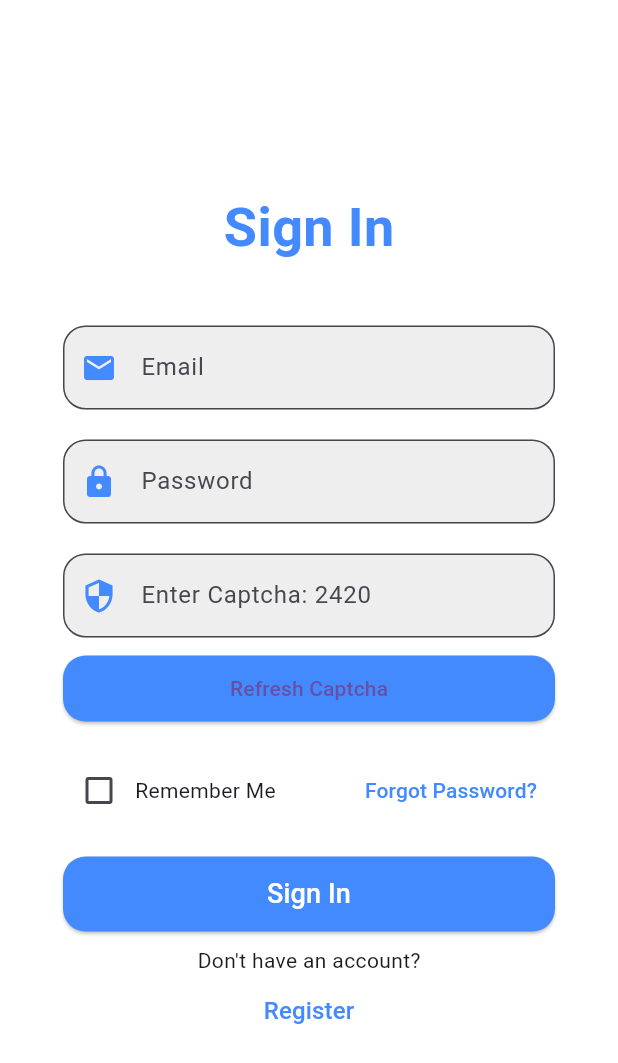
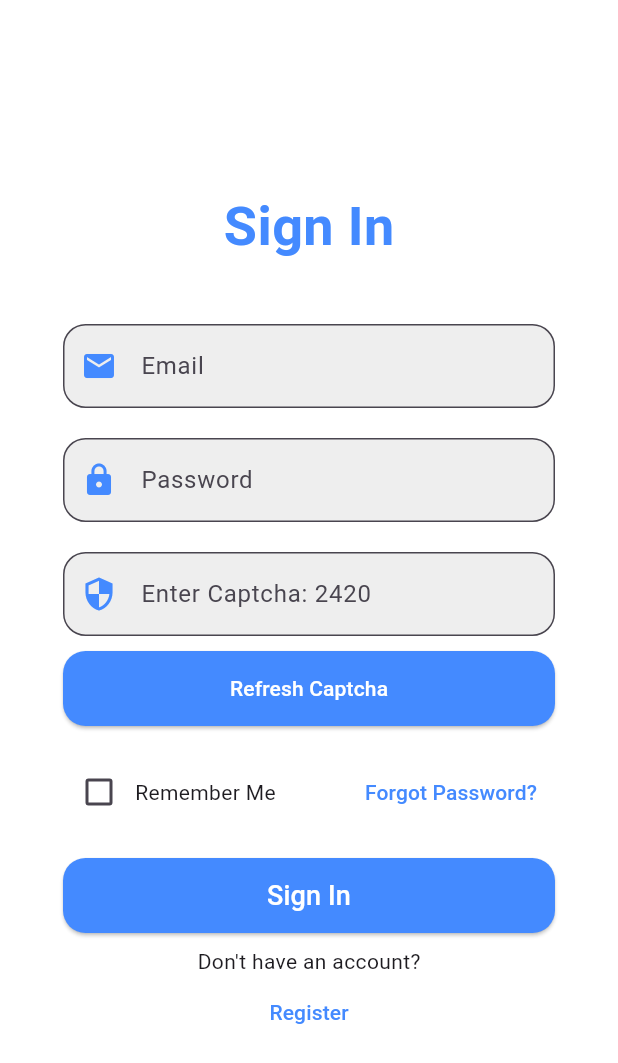
Before and after one commit to syedaleez/parking_system, a Flutter app: the RegistrationScreen screen opened by its route, after a tap on "Already have an account? Sign In", on a phone screen of 412 x 824 dp. Shown: the top 1063 px of the screen. Run offline on Flutter 3.47's test engine with Material 3 defaults, Android fonts, the light colour scheme and no system bars; our stand-ins replace cloud_firestore, firebase_auth, firebase_core, flutter_bloc, shared_preferences; accounts and stored records are empty.

Commit message:
designing of login and register page custom widgets made for buttons and textfields

```diff
--- /dev/null
+++ b/lib/screens/custom_widges/custom_elevatedButton.dart
@@ -0,0 +1,48 @@
+import 'package:flutter/material.dart';
+
+class CustomElevatedButton extends StatelessWidget {
+  final VoidCallback? onPressed; // Action to perform when the button is pressed
+  final String text; // Button text
+  final bool isLoading; // Indicates if the button is in a loading state
+  final Color backgroundColor; // Button background color
+  final double fontSize; // Font size for the text
+
+  const CustomElevatedButton({
+    Key? key,
+    required this.onPressed,
+    required this.text,
+    this.isLoading = false, // Default to not loading
+    this.backgroundColor = Colors.blueAccent, // Default background color
+    this.fontSize = 18.0, // Default font size
+  }) : super(key: key);
+
+  @override
+  Widget build(BuildContext context) {
+    return ElevatedButton(
+      onPressed: isLoading ? null : onPressed, // Disable button when loading
+      style: ElevatedButton.styleFrom(
+        minimumSize: const Size(double.infinity, 50), // Full-width button
+        backgroundColor: backgroundColor,
+        shape: RoundedRectangleBorder(
+          borderRadius: BorderRadius.circular(15),
+        ),
+      ),
+      child: isLoading
+          ? const SizedBox(
+              height: 24,
+              width: 24,
+              child: CircularProgressIndicator(
+                color: Colors.white,
+                strokeWidth: 2.5, // Adjust spinner thickness
+              ),
+            )
+          : Text(
+              text,
+              style: TextStyle(
+                fontSize: fontSize,
+                color: Colors.white,
+              ),
+            ),
+    );
+  }
+}
--- /dev/null
+++ b/lib/screens/custom_widges/custom_snackbar.dart
@@ -0,0 +1,38 @@
+import 'package:flutter/material.dart';
+
+class CustomSnackBar {
+  static void show({
+    required BuildContext context,
+    required String message,
+    Color backgroundColor = Colors.green,
+    IconData? icon,
+    Duration duration = const Duration(seconds: 3),
+  }) {
+    final snackBar = SnackBar(
+      content: Row(
+        children: [
+          if (icon != null) ...[
+            Icon(icon, color: Colors.white),
+            SizedBox(width: 10),
+          ],
+          Expanded(
+            child: Text(
+              message,
+              style: TextStyle(color: Colors.white, fontSize: 16),
+            ),
+          ),
+        ],
+      ),
+      backgroundColor: backgroundColor,
+      behavior: SnackBarBehavior.floating,
+      shape: RoundedRectangleBorder(
+        borderRadius: BorderRadius.circular(10),
+      ),
+      duration: duration,
+      margin: EdgeInsets.all(15),
+      elevation: 6,
+    );
+
+    ScaffoldMessenger.of(context).showSnackBar(snackBar);
+  }
+}
--- /dev/null
+++ b/lib/screens/custom_widges/custom_textfield.dart
@@ -0,0 +1,39 @@
+import 'package:flutter/material.dart';
+
+class CustomTextField extends StatelessWidget {
+  final TextEditingController controller;
+  final String labelText;
+  final IconData icon;
+  final bool obscureText;
+  final TextInputType keyboardType;
+
+  const CustomTextField(
+      {Key? key,
+      required this.controller,
+      required this.labelText,
+      required this.icon,
+      this.obscureText = false,
+      this.keyboardType = TextInputType.text})
+      : super(key: key);
+
+  @override
+  Widget build(BuildContext context) {
+    return TextField(
+      controller: controller,
+      obscureText: obscureText,
+      keyboardType: keyboardType,
+      decoration: InputDecoration(
+        labelText: labelText,
+// obscureText:obscureText,
+        prefixIcon: Icon(icon, color: Colors.blueAccent),
+        border: OutlineInputBorder(
+          borderRadius: BorderRadius.circular(15),
+        ),
+        filled: true,
+        // obscureText:obscureText,
+
+        fillColor: Colors.grey[200],
+      ),
+    );
+  }
+}
--- a/lib/screens/signIn_signUp/SignInScreen.dart
+++ b/lib/screens/signIn_signUp/SignInScreen.dart
@@ -1,8 +1,11 @@
 ///newwwwwwwwwwwww
 import 'package:flutter/material.dart';
 import 'package:flutter_bloc/flutter_bloc.dart';
+import 'package:parking_system/screens/custom_widges/custom_elevatedButton.dart';
+import 'package:parking_system/screens/custom_widges/custom_textfield.dart';
 import 'package:shared_preferences/shared_preferences.dart';
 import '../../cubit/auth_cubit.dart';
+import '../custom_widges/custom_snackbar.dart';
 
 class SignInScreen extends StatefulWidget {
   @override
@@ -41,45 +44,59 @@ class _SignInScreenState extends State<SignInScreen> {
         child: BlocConsumer<AuthCubit, AuthState>(
           listener: (context, state) {
             if (state is AuthSuccess) {
-              ScaffoldMessenger.of(context).showSnackBar(
-                const SnackBar(
-                  content: Text('Login Successful!'),
+              // ScaffoldMessenger.of(context).showSnackBar(
+              //   const SnackBar(
+              //     content: Text('Login Successful!'),
+              //     backgroundColor: Colors.green,
+              //   ),
+              // );
+
+              CustomSnackBar.show(
+                context: context,
+                message: 'Login Successful!',
                 backgroundColor: Colors.green,
-                ),
+                icon: Icons.check_circle,
               );
               Navigator.pushReplacementNamed(context, '/home');
             } else if (_emailController.text == 'admin@gmail.com' &&
                 _passwordController.text == '11223344') {
               Navigator.pushReplacementNamed(context, '/admin_home');
             } else if (state is AuthFailure) {
-              ScaffoldMessenger.of(context).showSnackBar(
-                SnackBar(
-                  content: Row(
-                    children: [
-                      Icon(
-                        Icons.error_outline, // Error icon for visual emphasis
-                        color: Colors.white,
-                      ),
-                      SizedBox(width: 10), // Space between icon and text
-                      Expanded(
-                        child: Text(
-                          state.errorMessage,
-                          style: TextStyle(
-                              fontSize: 16), // Larger text for readability
-                        ),
-                      ),
-                    ],
-                  ),
-                  backgroundColor:
-                      Colors.red.shade700, // Deeper red for consistency
-                  behavior: SnackBarBehavior
-                      .floating, // Floating style for modern appearance
-                  shape: RoundedRectangleBorder(
-                    borderRadius: BorderRadius.circular(
-                        10), // Rounded corners for aesthetics
-                  ),
-                  duration: Duration(seconds: 4), // Display time
-                ),
+              // ScaffoldMessenger.of(context).showSnackBar(
+              //   SnackBar(
+              //     content: Row(
+              //       children: [
+              //         Icon(
+              //           Icons.error_outline, // Error icon for visual emphasis
+              //           color: Colors.white,
+              //         ),
+              //         SizedBox(width: 10), // Space between icon and text
+              //         Expanded(
+              //           child: Text(
+              //             state.errorMessage,
+              //             style: TextStyle(
+              //                 fontSize: 16), // Larger text for readability
+              //           ),
+              //         ),
+              //       ],
+              //     ),
+              //     backgroundColor:
+              //         Colors.red.shade700, // Deeper red for consistency
+              //     behavior: SnackBarBehavior
+              //         .floating, // Floating style for modern appearance
+              //     shape: RoundedRectangleBorder(
+              //       borderRadius: BorderRadius.circular(
+              //           10), // Rounded corners for aesthetics
+              //     ),
+              //     duration: Duration(seconds: 4), // Display time
+              //   ),
+              // );
+
+              CustomSnackBar.show(
+                context: context,
+                message: 'Fill all fields correctly',
+                backgroundColor: Colors.red,
+                icon: Icons.cancel,
               );
             }
           },
@@ -101,6 +118,8 @@ class _SignInScreenState extends State<SignInScreen> {
           //   }
           // },
           builder: (context, state) {
+            bool isLoading = state is AuthLoading;
+
             // Captcha value from state
             String captcha = (state is AuthInitial) ? state.captcha : '------';
             return Center(
@@ -160,41 +179,59 @@ class _SignInScreenState extends State<SignInScreen> {
                       const SizedBox(height: 20),
 
                       // Captcha TextField
-                      TextField(
+                      // TextField(
+                      //   controller: _captchaController,
+                      //   decoration: InputDecoration(
+                      //     labelText: 'Enter Captcha: $captcha',
+                      //     prefixIcon:
+                      //         Icon(Icons.security, color: Colors.blueAccent),
+                      //     border: OutlineInputBorder(
+                      //       borderRadius: BorderRadius.circular(15),
+                      //     ),
+                      //     filled: true,
+                      //     fillColor: Colors.grey[200],
+                      //   ),
+                      // ),
+
+                      CustomTextField(
                         controller: _captchaController,
-                        decoration: InputDecoration(
-                          labelText: 'Enter Captcha: $captcha',
-                          prefixIcon:
-                              Icon(Icons.security, color: Colors.blueAccent),
-                          border: OutlineInputBorder(
-                            borderRadius: BorderRadius.circular(15),
+                        labelText: 'Enter Captcha: $captcha ',
+                        icon: Icons.security,
+                        keyboardType: TextInputType.phone,
                       ),
-                          filled: true,
-                          fillColor: Colors.grey[200],
-                        ),
-                      ),
+
                       const SizedBox(height: 10),
 
                       // Refresh Captcha Button
-                      ElevatedButton(
+                      // ElevatedButton(
+                      //   onPressed: () {
+                      //     context.read<AuthCubit>().regenerateCaptcha();
+                      //   },
+                      //   style: ElevatedButton.styleFrom(
+                      //     backgroundColor: Colors.blueAccent,
+                      //     shape: RoundedRectangleBorder(
+                      //       borderRadius: BorderRadius.circular(15),
+                      //     ),
+                      //     padding: const EdgeInsets.symmetric(vertical: 12),
+                      //   ),
+                      //   child: Center(
+                      //     child: Container(
+                      //       padding: EdgeInsets.only(left: 4, right: 4),
+                      //       child: Text('Refresh Captcha',
+                      //           style: TextStyle(fontSize: 14)),
+                      //     ),
+                      //   ),
+                      // ),
+
+                      CustomElevatedButton(
                         onPressed: () {
                           context.read<AuthCubit>().regenerateCaptcha();
                         },
-                        style: ElevatedButton.styleFrom(
-                          backgroundColor: Colors.blueAccent,
-                          shape: RoundedRectangleBorder(
-                            borderRadius: BorderRadius.circular(15),
+                        text: 'Refresh Captcha',
+                        fontSize: 14,
+                        // textColor: const Color.fromARGB(255, 236, 228, 228),
                       ),
-                          padding: const EdgeInsets.symmetric(vertical: 12),
-                        ),
-                        child: Center(
-                          child: Container(
-                            padding: EdgeInsets.only(left: 4, right: 4),
-                            child: Text('Refresh Captcha',
-                                style: TextStyle(fontSize: 14)),
-                          ),
-                        ),
-                      ),
+
                       const SizedBox(height: 20),
 
                       // Remember Me and Forgot Password Row
@@ -228,36 +265,52 @@ class _SignInScreenState extends State<SignInScreen> {
                       const SizedBox(height: 20),
 
                       // Sign In Button
-                      ElevatedButton(
-                        onPressed: state is AuthLoading
-                            ? null
-                            : () {
+                      // ElevatedButton(
+                      //   onPressed: state is AuthLoading
+                      //       ? null
+                      //       : () {
+                      //           final email = _emailController.text;
+                      //           final password = _passwordController.text;
+                      //           final captchaInput = _captchaController.text;
+                      //           context.read<AuthCubit>().login(
+                      //               email, password, captchaInput, _rememberMe);
+                      //         },
+                      //   style: ElevatedButton.styleFrom(
+                      //     minimumSize: const Size(double.infinity, 50),
+                      //     backgroundColor: Colors.blueAccent,
+                      //     shape: RoundedRectangleBorder(
+                      //       borderRadius: BorderRadius.circular(15),
+                      //     ),
+                      //   ),
+                      //   child: state is AuthLoading
+                      //       ? const CircularProgressIndicator(
+                      //           color: Colors.white)
+                      //       : const Text(
+                      //           'Sign In',
+                      //           style: TextStyle(
+                      //               fontSize: 18, color: Colors.white),
+                      //         ),
+                      // ),
+
+                      CustomElevatedButton(
+                        onPressed: () {
                           final email = _emailController.text;
                           final password = _passwordController.text;
                           final captchaInput = _captchaController.text;
+
+                          // Call the login function from your Cubit
                           context.read<AuthCubit>().login(
                               email, password, captchaInput, _rememberMe);
                         },
-                        style: ElevatedButton.styleFrom(
-                          minimumSize: const Size(double.infinity, 50),
-                          backgroundColor: Colors.blueAccent,
-                          shape: RoundedRectangleBorder(
-                            borderRadius: BorderRadius.circular(15),
+                        text: 'Sign In',
+                        isLoading:
+                            isLoading, // Pass the loading state dynamically
                       ),
-                        ),
-                        child: state is AuthLoading
-                            ? const CircularProgressIndicator(
-                                color: Colors.white)
-                            : const Text(
-                                'Sign In',
-                                style: TextStyle(
-                                    fontSize: 18, color: Colors.white),
-                              ),
-                      ),
+
                       const SizedBox(height: 9),
 
                       // Register Option
-                      Center(child: Text("Don't have an account?")),
+                      const Center(child: Text("Don't have an account?")),
                       Center(
                         child: TextButton(
                           onPressed: () {
@@ -266,7 +319,6 @@ class _SignInScreenState extends State<SignInScreen> {
                           child: const Text(
                             'Register',
                             style: TextStyle(
-                              fontSize: 16,
                               color: Colors.blueAccent,
                             ),
                           ),
--- a/lib/screens/signIn_signUp/register_screen.dart
+++ b/lib/screens/signIn_signUp/register_screen.dart
@@ -1,6 +1,8 @@
 import 'package:flutter/material.dart';
 import 'package:flutter_bloc/flutter_bloc.dart';
 import 'package:parking_system/cubit/auth_cubit.dart';
+import 'package:parking_system/screens/custom_widges/custom_snackbar.dart';
+import 'package:parking_system/screens/custom_widges/custom_textfield.dart';
 import '../../cubit/register_cubit.dart'; // Ensure correct path
 
 class RegistrationScreen extends StatefulWidget {
@@ -15,6 +17,15 @@ class _RegistrationScreenState extends State<RegistrationScreen> {
   final _phoneController = TextEditingController();
   final _stateController = TextEditingController();
   bool _acceptedTerms = false;
+  String? _selectedState;
+  final List<String> states = [
+    'Calafornia',
+    'Texas',
+    'New York',
+    'Florida',
+    'Arizona',
+    'Ohio',
+  ];
 
   @override
   Widget build(BuildContext context) {
@@ -25,23 +36,29 @@ class _RegistrationScreenState extends State<RegistrationScreen> {
         child: BlocListener<RegisterCubit, RegisterState>(
           listener: (context, state) {
             if (state is RegisterSuccess) {
-              ScaffoldMessenger.of(context).showSnackBar(SnackBar(
-                content: Text('Registration Successful!'),
+              // ScaffoldMessenger.of(context).showSnackBar(SnackBar(
+              //   content: Text('Registration Successful!'),
+              //   backgroundColor: Colors.green,
+              // ));
+
+              CustomSnackBar.show(
+                context: context,
+                message: 'Registration Successful!',
                 backgroundColor: Colors.green,
-              ));
+                icon: Icons.check_circle,
+              );
+
               Navigator.pushReplacementNamed(
                   context, '/home'); // Navigate to home
-
-            }
-            else if (state is AdminAuthenticated){
+            } else if (state is AdminAuthenticated) {
               Navigator.pushReplacementNamed(context, '/admin_home');
-            }
-
-             else if (state is RegisterFailure) {
-              ScaffoldMessenger.of(context).showSnackBar(SnackBar(
-                content: Text(state.errorMessage),
+            } else if (state is RegisterFailure) {
+              CustomSnackBar.show(
+                context: context,
+                message: 'Registration Failed!',
                 backgroundColor: Colors.red,
-              ));
+                icon: Icons.cancel,
+              );
             }
           },
           child: SingleChildScrollView(
@@ -49,41 +66,72 @@ class _RegistrationScreenState extends State<RegistrationScreen> {
               crossAxisAlignment: CrossAxisAlignment.start,
               children: [
                 // Full Name
-                TextField(
-                  controller: _fullNameController,
-                  decoration: InputDecoration(labelText: 'Full Name'),
-                ),
+                // TextField(
+                //   controller: _fullNameController,
+                //   decoration: InputDecoration(labelText: 'Full Name'),
+                // ),
+
+                CustomTextField(
+                    controller: _fullNameController,
+                    labelText: 'Full Name',
+                    icon: Icons.person),
                 SizedBox(height: 10),
 
-                // Email
-                TextField(
-                  controller: _emailController,
-                  decoration: InputDecoration(labelText: 'Email'),
-                  keyboardType: TextInputType.emailAddress,
-                ),
+                CustomTextField(
+                    controller: _emailController,
+                    labelText: 'Email',
+                    icon: Icons.email),
                 SizedBox(height: 10),
 
-                // Password
-                TextField(
+                CustomTextField(
                   controller: _passwordController,
-                  decoration: InputDecoration(labelText: 'Password'),
+                  labelText: 'Password',
+                  icon: Icons.password,
                   obscureText: true,
                 ),
+
                 SizedBox(height: 10),
 
-                // Phone Number
-                TextField(
+                CustomTextField(
                   controller: _phoneController,
-                  decoration: InputDecoration(labelText: 'Phone Number'),
+                  labelText: 'Phone Number',
+                  icon: Icons.phone,
                   keyboardType: TextInputType.phone,
                 ),
                 SizedBox(height: 10),
 
                 // State
-                TextField(
-                  controller: _stateController,
-                  decoration: InputDecoration(labelText: 'State'),
-                ),
+                // TextField(
+                //   controller: _stateController,
+                //   decoration: InputDecoration(labelText: 'State'),
+                // ),
+
+// DropdownMenu(dropdownMenuEntries: dropdownMenuEntries)
+                DropdownButtonFormField<String>(
+                    value: _selectedState,
+                    onChanged: (value) {
+                      setState(() {
+                        _selectedState = value;
+                      });
+                    },
+                    items: states.map((state) {
+                      return DropdownMenuItem<String>(
+                        value: state,
+                        child: Text(state),
+                      );
+                    }).toList(),
+                    decoration: InputDecoration(
+                      labelText: 'State',
+                      fillColor: const Color.fromARGB(255, 199, 185, 185),
+                      prefixIcon:
+                          Icon(Icons.location_city, color: Colors.blueAccent),
+                      border: OutlineInputBorder(
+                        borderRadius: BorderRadius.circular(15),
+
+                        // hint: Text('Select a state'),
+                      ),
+                    )),
+
                 SizedBox(height: 10),
 
                 // Terms and Conditions Checkbox
@@ -137,7 +185,7 @@ class _RegistrationScreenState extends State<RegistrationScreen> {
                         //           style: TextStyle(fontSize: 18, color: Colors.white),
                         //         ),
                         // );
-//firebase Elevated button
+                        //firebase Elevated button
 
                         ElevatedButton(
                       onPressed: () {
@@ -145,7 +193,7 @@ class _RegistrationScreenState extends State<RegistrationScreen> {
                         final email = _emailController.text.trim();
                         final password = _passwordController.text.trim();
                         final phoneNumber = _phoneController.text.trim();
-                        final state = _stateController.text.trim();
+                        final state = _selectedState.toString();
 
                         context.read<RegisterCubit>().register(
                               fullName,
@@ -155,7 +203,7 @@ class _RegistrationScreenState extends State<RegistrationScreen> {
                               state,
                               _acceptedTerms, // Checkbox value
                             );
-                            print('user registered');
+                        print('user registered');
                       },
                       child: const Text('Register'),
                     );
```
Also changed, not shown: lib/cubit/register_cubit.dart (line endings or trailing spaces). Lines whose indentation alone changed are shown as unchanged.
